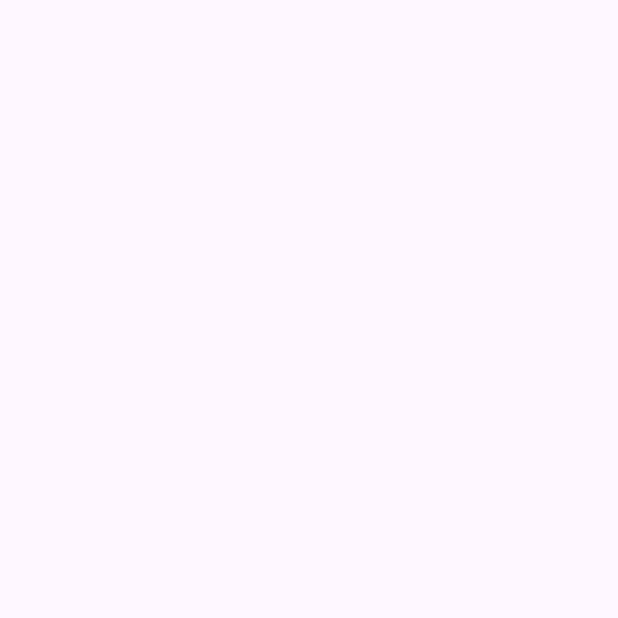
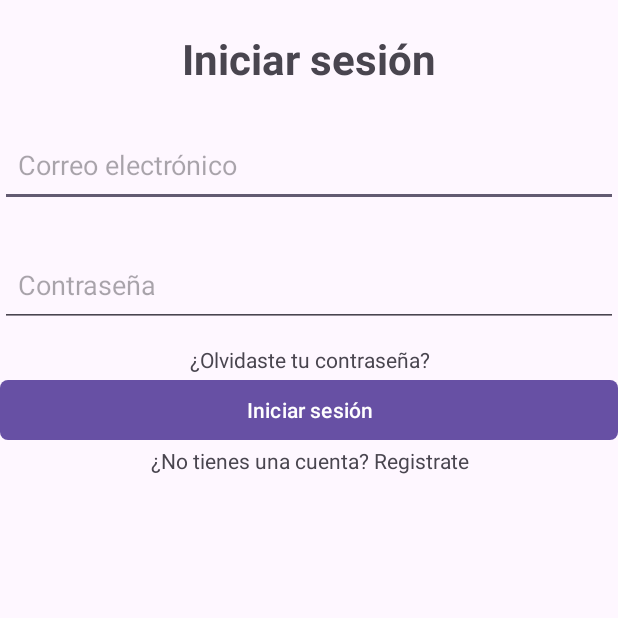
Before and after one commit to lucas29951/labo6-projects, an Android app: the screen it shows after launch (LoginActivity), on a phone screen of 412 x 824 dp, the top half of it. Before the commit the part shown is empty. Run offline under Robolectric (Android 15) with nearby library versions, the phone set to English and light mode, and no system bars.

Commit message:
Maquetado de la vista Login definido

```diff
--- a/app/src/main/res/layout/activity_login.xml
+++ b/app/src/main/res/layout/activity_login.xml
@@ -1,10 +1,72 @@
 <?xml version="1.0" encoding="utf-8"?>
-<androidx.constraintlayout.widget.ConstraintLayout xmlns:android="http://schemas.android.com/apk/res/android"
+<LinearLayout xmlns:android="http://schemas.android.com/apk/res/android"
     xmlns:app="http://schemas.android.com/apk/res-auto"
     xmlns:tools="http://schemas.android.com/tools"
     android:id="@+id/main"
     android:layout_width="match_parent"
     android:layout_height="match_parent"
+    android:orientation="vertical"
+    android:paddingHorizontal="16dp"
     tools:context=".LoginActivity">
 
-</androidx.constraintlayout.widget.ConstraintLayout>
+    <TextView
+        android:id="@+id/login_title"
+        android:layout_width="match_parent"
+        android:layout_height="wrap_content"
+        android:textSize="28sp"
+        android:textStyle="bold"
+        android:textAlignment="center"
+        android:layout_marginTop="20dp"
+        android:layout_marginBottom="12dp"
+        android:text="@string/title_login" />
+
+    <EditText
+        android:id="@+id/input_email"
+        android:layout_width="match_parent"
+        android:layout_height="56dp"
+        android:layout_marginBottom="12dp"
+        android:layout_marginTop="12dp"
+        android:paddingHorizontal="12dp"
+        android:focusable="true"
+        android:clickable="true"
+        android:ems="10"
+        android:inputType="textEmailAddress"
+        android:hint="@string/email_input"/>
+
+    <EditText
+        android:id="@+id/input_password"
+        android:layout_width="match_parent"
+        android:layout_height="56dp"
+        android:layout_marginTop="12dp"
+        android:layout_marginBottom="12dp"
+        android:paddingHorizontal="12dp"
+        app:passwordToggleEnabled="true"
+        android:ems="10"
+        android:inputType="textPassword"
+        android:hint="@string/password_input"/>
+
+    <TextView
+        android:id="@+id/forgot_password_link"
+        android:layout_width="match_parent"
+        android:layout_height="wrap_content"
+        android:clickable="true"
+        android:focusable="true"
+        android:text="@string/forgot_link"
+        android:textAlignment="center"/>
+
+    <Button
+        android:id="@+id/button_login"
+        android:layout_width="match_parent"
+        android:layout_height="wrap_content"
+        android:text="@string/login_button"
+        app:cornerRadius="5dp" />
+
+    <TextView
+        android:id="@+id/register_account_link"
+        android:layout_width="match_parent"
+        android:layout_height="wrap_content"
+        android:clickable="true"
+        android:focusable="true"
+        android:text="@string/register_link"
+        android:textAlignment="center"/>
+</LinearLayout>
```
